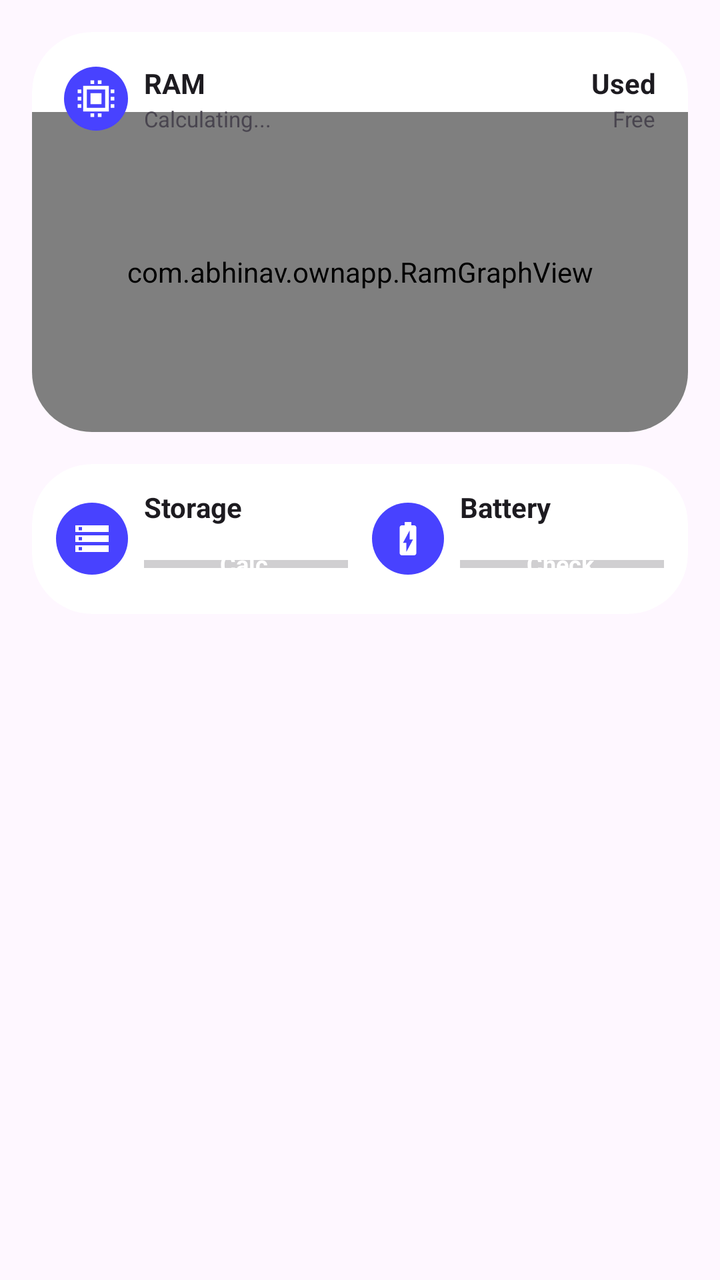
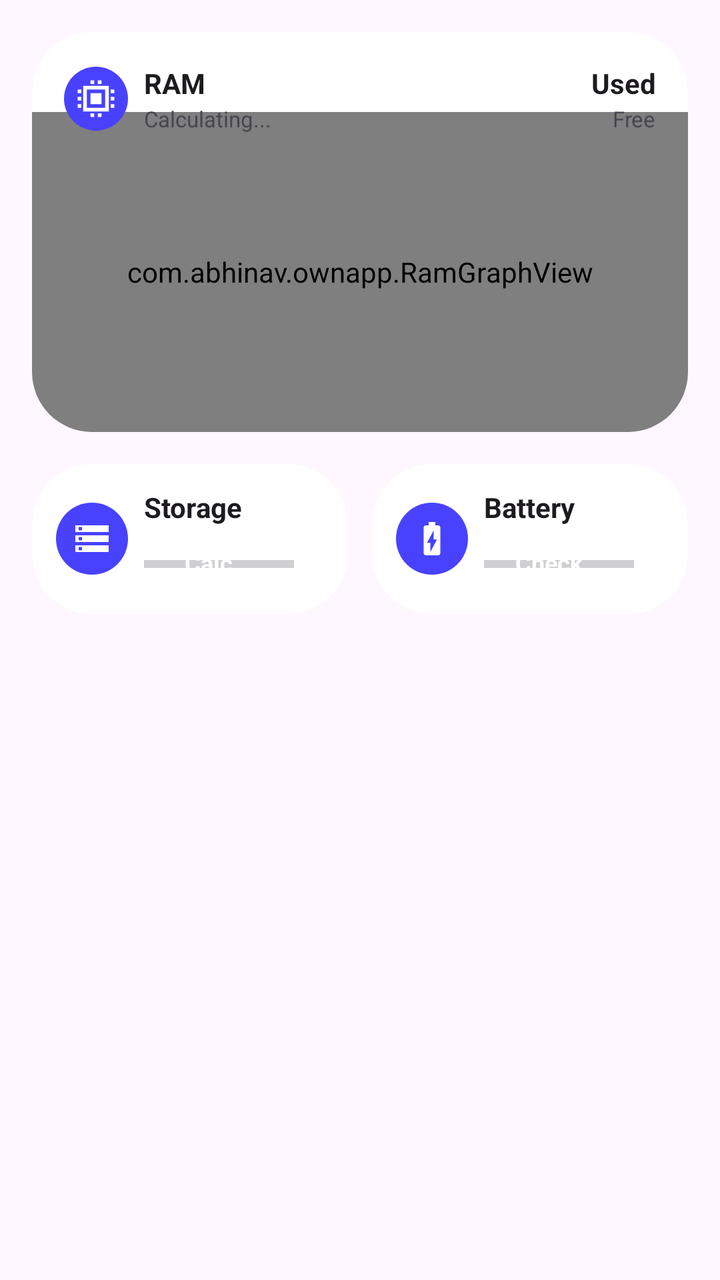

Before-and-after screenshots of an Android layout around one commit, followed by the original layout XML and the change that was made.
<!-- AndroidManifest.xml: application theme Theme.OwnPhotoONWall -->
<!-- res/layout/layout_device_dashboard.xml -->
<?xml version="1.0" encoding="utf-8"?>
<LinearLayout xmlns:android="http://schemas.android.com/apk/res/android"
    xmlns:tools="http://schemas.android.com/tools"
    xmlns:app="http://schemas.android.com/apk/res-auto"
    android:layout_width="match_parent"
    android:layout_height="wrap_content"
    android:orientation="vertical"
    android:padding="16dp"
    tools:ignore="HardcodedText,ContentDescription">

    
    <RelativeLayout
        android:id="@+id/ramCardBg"
        android:layout_width="match_parent"
        android:layout_height="200dp"
        android:layout_marginBottom="16dp"
        android:background="@drawable/bg_ram_card"
        android:clipToOutline="true">

        <com.abhinav.ownapp.RamGraphView
            android:id="@+id/ramGraphView"
            android:layout_width="match_parent"
            android:layout_height="match_parent"
            android:layout_marginTop="40dp" />

        
        <LinearLayout
            android:id="@+id/ramHeaderLeft"
            android:layout_width="wrap_content"
            android:layout_height="wrap_content"
            android:layout_alignParentStart="true"
            android:layout_alignParentTop="true"
            android:layout_marginStart="16dp"
            android:layout_marginTop="16dp"
            android:orientation="horizontal"
            android:gravity="center_vertical">

            <ImageView
                android:layout_width="32dp"
                android:layout_height="32dp"
                android:background="@drawable/bg_circle_blue"
                android:backgroundTint="#4842FF"
                android:src="@drawable/ic_ram"
                android:padding="5dp"
                android:layout_marginEnd="8dp" />

            <LinearLayout
                android:layout_width="wrap_content"
                android:layout_height="wrap_content"
                android:orientation="vertical"
                android:gravity="center_vertical">

                <TextView
                    android:layout_width="wrap_content"
                    android:layout_height="wrap_content"
                    android:text="RAM"
                    android:textSize="14sp"
                    android:textStyle="bold"
                    android:textColor="?android:attr/textColorPrimary" />

                <TextView
                    android:id="@+id/tvRamTotal"
                    android:layout_width="wrap_content"
                    android:layout_height="wrap_content"
                    android:text="Calculating..."
                    android:textSize="11sp"
                    android:layout_marginTop="1dp"
                    android:singleLine="true"
                    android:textColor="?android:attr/textColorSecondary" />
            </LinearLayout>
        </LinearLayout>

        
        <LinearLayout
            android:layout_width="wrap_content"
            android:layout_height="wrap_content"
            android:layout_alignParentEnd="true"
            android:layout_alignTop="@id/ramHeaderLeft"
            android:layout_alignBottom="@id/ramHeaderLeft"
            android:layout_marginEnd="16dp"
            android:orientation="vertical"
            android:gravity="center_vertical|end">

            <TextView
                android:id="@+id/tvRamUsed"
                android:layout_width="wrap_content"
                android:layout_height="wrap_content"
                android:text="Used"
                android:textSize="14sp"
                android:textStyle="bold"
                android:textColor="?android:attr/textColorPrimary" />

            <TextView
                android:id="@+id/tvRamFree"
                android:layout_width="wrap_content"
                android:layout_height="wrap_content"
                android:text="Free"
                android:textSize="11sp"
                android:layout_marginTop="1dp"
                android:singleLine="true"
                android:textColor="?android:attr/textColorSecondary" />
        </LinearLayout>
    </RelativeLayout>

    
    <LinearLayout
        android:id="@+id/storageBatteryCardBg"
        android:layout_width="match_parent"
        android:layout_height="wrap_content"
        android:orientation="horizontal"
        android:baselineAligned="false"
        android:padding="12dp"
        android:background="@drawable/bg_storage_card"
        android:clipToOutline="true"
        android:weightSum="2">

        
        <LinearLayout
            android:layout_width="0dp"
            android:layout_height="wrap_content"
            android:layout_weight="1"
            android:orientation="horizontal"
            android:gravity="center_vertical"
            android:layout_marginEnd="6dp">

            <ImageView
                android:layout_width="36dp"
                android:layout_height="36dp"
                android:background="@drawable/bg_circle_blue"
                android:backgroundTint="#4842FF"
                android:src="@drawable/ic_storage"
                android:padding="8dp"
                android:layout_marginEnd="8dp" />

            <LinearLayout
                android:layout_width="match_parent"
                android:layout_height="wrap_content"
                android:orientation="vertical">

                <TextView
                    android:id="@+id/tvStorageTitle"
                    android:layout_width="wrap_content"
                    android:layout_height="wrap_content"
                    android:text="Storage"
                    android:textStyle="bold"
                    android:textSize="14sp"
                    android:maxLines="1"
                    android:ellipsize="end"
                    android:textColor="?android:attr/textColorPrimary" />

                
                <FrameLayout
                    android:layout_width="110dp"
                    android:layout_height="26dp"
                    android:layout_marginTop="6dp">

                    <ProgressBar
                        android:id="@+id/pbStorage"
                        style="?android:attr/progressBarStyleHorizontal"
                        android:layout_width="match_parent"
                        android:layout_height="match_parent" />

                    <TextView
                        android:id="@+id/tvStorageValue"
                        android:layout_width="match_parent"
                        android:layout_height="match_parent"
                        android:gravity="center"
                        android:text="Calc..."
                        android:textSize="12sp"
                        android:textStyle="bold"
                        android:textColor="#FFFFFF"
                        app:autoSizeTextType="uniform"
                        app:autoSizeMinTextSize="8sp"
                        app:autoSizeMaxTextSize="12sp" />
                </FrameLayout>
            </LinearLayout>
        </LinearLayout>

        
        <LinearLayout
            android:layout_width="0dp"
            android:layout_height="wrap_content"
            android:layout_weight="1"
            android:orientation="horizontal"
            android:gravity="center_vertical"
            android:layout_marginStart="6dp">

            <ImageView
                android:layout_width="36dp"
                android:layout_height="36dp"
                android:background="@drawable/bg_circle_blue"
                android:backgroundTint="#4842FF"
                android:src="@drawable/ic_battery"
                android:padding="8dp"
                android:layout_marginEnd="8dp" />

            <LinearLayout
                android:layout_width="match_parent"
                android:layout_height="wrap_content"
                android:orientation="vertical">

                <TextView
                    android:id="@+id/tvBatteryTitle"
                    android:layout_width="wrap_content"
                    android:layout_height="wrap_content"
                    android:text="Battery"
                    android:textStyle="bold"
                    android:textSize="14sp"
                    android:maxLines="1"
                    android:ellipsize="end"
                    android:textColor="?android:attr/textColorPrimary" />

                
                <FrameLayout
                    android:layout_width="110dp"
                    android:layout_height="26dp"
                    android:layout_marginTop="6dp">

                    <ProgressBar
                        android:id="@+id/pbBattery"
                        style="?android:attr/progressBarStyleHorizontal"
                        android:layout_width="match_parent"
                        android:layout_height="match_parent"
                        android:max="100"/>

                    <TextView
                        android:id="@+id/tvBatteryValue"
                        android:layout_width="match_parent"
                        android:layout_height="match_parent"
                        android:gravity="center"
                        android:text="Check..."
                        android:textSize="12sp"
                        android:textStyle="bold"
                        android:textColor="#FFFFFF"
                        app:autoSizeTextType="uniform"
                        app:autoSizeMinTextSize="8sp"
                        app:autoSizeMaxTextSize="12sp" />
                </FrameLayout>
            </LinearLayout>
        </LinearLayout>

    </LinearLayout>
</LinearLayout>
<!-- resources referenced by this layout -->
<resources>
  <!-- drawable bg_circle_blue (drawable) -->
  <?xml version="1.0" encoding="utf-8"?>
  <shape xmlns:android="http://schemas.android.com/apk/res/android" android:shape="oval">
      <solid android:color="#20749C" /> 
  </shape>
  <!-- drawable bg_ram_card (drawable) -->
  <?xml version="1.0" encoding="utf-8"?>
  <shape xmlns:android="http://schemas.android.com/apk/res/android">
      <corners android:radius="30dp" />
      <solid android:color="#FFFFFF" /> 
  </shape>
  <!-- drawable bg_storage_card (drawable) -->
  <?xml version="1.0" encoding="utf-8"?>
  <shape xmlns:android="http://schemas.android.com/apk/res/android">
      <corners android:radius="30dp" />
      <solid android:color="#FFFFFF" />
  </shape>
  <!-- drawable ic_battery (drawable) -->
  <vector xmlns:android="http://schemas.android.com/apk/res/android"
      android:width="24dp" android:height="24dp"
      android:viewportWidth="24" android:viewportHeight="24"
      android:tint="#FFFFFF">
      <path android:fillColor="@android:color/white"
          android:pathData="M15.67,4H14V2h-4v2H8.33C7.6,4 7,4.6 7,5.33v15.33C7,21.4 7.6,22 8.33,22h7.33c0.74,0 1.34,-0.6 1.34,-1.33V5.33C17,4.6 16.4,4 15.67,4zM13,12.5h2L11,20v-5.5H9L13,7V12.5z"/>
  </vector>
  <!-- drawable ic_ram (drawable) -->
  <?xml version="1.0" encoding="utf-8"?>
  <vector xmlns:android="http://schemas.android.com/apk/res/android"
      android:width="24dp"
      android:height="24dp"
      android:viewportWidth="24"
      android:viewportHeight="24"
      android:tint="#FFFFFF">
      <path
          android:fillColor="@android:color/white"
          android:pathData="M9,9h6v6h-6z M5,5h14v14h-14z M7,7v10h10v-10z M2,7h2v2h-2z M2,11h2v2h-2z M2,15h2v2h-2z M20,7h2v2h-2z M20,11h2v2h-2z M20,15h2v2h-2z M9,2h2v2h-2z M13,2h2v2h-2z M9,20h2v2h-2z M13,20h2v2h-2z" />
  </vector>
  <!-- drawable ic_storage (drawable) -->
  <vector xmlns:android="http://schemas.android.com/apk/res/android"
      android:width="24dp" android:height="24dp"
      android:viewportWidth="24" android:viewportHeight="24"
      android:tint="#FFFFFF">
      <path android:fillColor="@android:color/white"
          android:pathData="M2,20h20v-4H2V20zM4,17h2v2H4V17zM2,4v4h20V4H2zM6,7H4V5h2V7zM2,14h20v-4H2V14zM4,11h2v2H4V11z"/>
  </vector>
  <style name="Theme.OwnPhotoONWall" parent="Base.Theme.OwnPhotoONWall" />
  <style name="Base.Theme.OwnPhotoONWall" parent="Theme.Material3.DayNight.NoActionBar">
          <item name="android:windowActivityTransitions">true</item>
          <item name="android:windowContentTransitions">true</item>
      </style>
</resources>

<!-- the commit's change to res/layout/layout_device_dashboard.xml (unified diff, before → after) -->
@@ -104,23 +104,23 @@
 
     
     <LinearLayout
-        android:id="@+id/storageBatteryCardBg"
         android:layout_width="match_parent"
         android:layout_height="wrap_content"
         android:orientation="horizontal"
         android:baselineAligned="false"
-        android:padding="12dp"
-        android:background="@drawable/bg_storage_card"
-        android:clipToOutline="true"
         android:weightSum="2">
 
         
         <LinearLayout
+            android:id="@+id/storageCardBg"
             android:layout_width="0dp"
             android:layout_height="wrap_content"
             android:layout_weight="1"
             android:orientation="horizontal"
             android:gravity="center_vertical"
+            android:padding="12dp"
+            android:background="@drawable/bg_storage_card"
+            android:clipToOutline="true"
             android:layout_marginEnd="6dp">
 
             <ImageView
@@ -133,7 +133,7 @@
                 android:layout_marginEnd="8dp" />
 
             <LinearLayout
-                android:layout_width="match_parent"
+                android:layout_width="80dp"
                 android:layout_height="wrap_content"
                 android:orientation="vertical">
 
@@ -141,16 +141,15 @@
                     android:id="@+id/tvStorageTitle"
                     android:layout_width="wrap_content"
                     android:layout_height="wrap_content"
+                    android:ellipsize="end"
+                    android:maxLines="1"
                     android:text="Storage"
-                    android:textStyle="bold"
+                    android:textColor="?android:attr/textColorPrimary"
                     android:textSize="14sp"
-                    android:maxLines="1"
-                    android:ellipsize="end"
-                    android:textColor="?android:attr/textColorPrimary" />
-
-                
+                    android:textStyle="bold" />
+
                 <FrameLayout
-                    android:layout_width="110dp"
+                    android:layout_width="75dp"
                     android:layout_height="26dp"
                     android:layout_marginTop="6dp">
 
@@ -165,24 +164,29 @@
                         android:layout_width="match_parent"
                         android:layout_height="match_parent"
                         android:gravity="center"
+                        android:includeFontPadding="false"
                         android:text="Calc..."
+                        android:textColor="#FFFFFF"
                         android:textSize="12sp"
                         android:textStyle="bold"
-                        android:textColor="#FFFFFF"
-                        app:autoSizeTextType="uniform"
+                        app:autoSizeMaxTextSize="12sp"
                         app:autoSizeMinTextSize="8sp"
-                        app:autoSizeMaxTextSize="12sp" />
+                        app:autoSizeTextType="uniform" />
                 </FrameLayout>
             </LinearLayout>
         </LinearLayout>
 
         
         <LinearLayout
+            android:id="@+id/batteryCardBg"
             android:layout_width="0dp"
             android:layout_height="wrap_content"
             android:layout_weight="1"
             android:orientation="horizontal"
             android:gravity="center_vertical"
+            android:padding="12dp"
+            android:background="@drawable/bg_storage_card"
+            android:clipToOutline="true"
             android:layout_marginStart="6dp">
 
             <ImageView
@@ -210,9 +214,8 @@
                     android:ellipsize="end"
                     android:textColor="?android:attr/textColorPrimary" />
 
-                
                 <FrameLayout
-                    android:layout_width="110dp"
+                    android:layout_width="75dp"
                     android:layout_height="26dp"
                     android:layout_marginTop="6dp">
 
@@ -228,6 +231,7 @@
                         android:layout_width="match_parent"
                         android:layout_height="match_parent"
                         android:gravity="center"
+                        android:includeFontPadding="false"
                         android:text="Check..."
                         android:textSize="12sp"
                         android:textStyle="bold"
